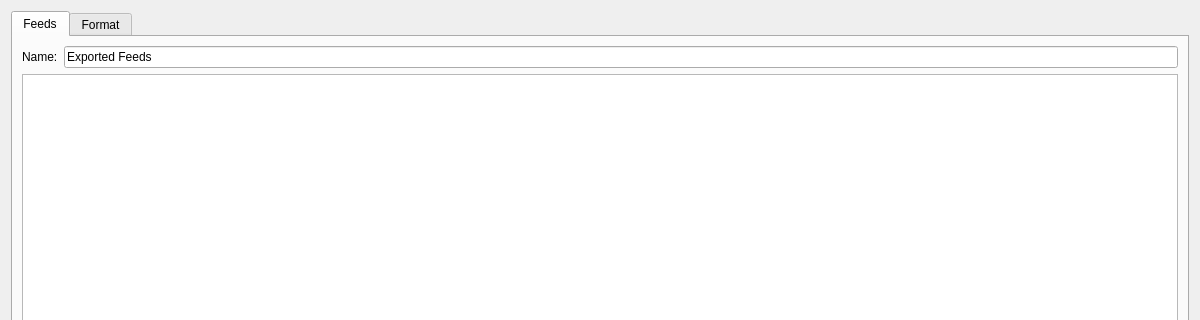
First picture: the form in src/plugins/aggregator/components/importexport/itemsexportdialog.ui, repository 0xd34df00d/leechcraft, before the edit; both pictures show x 0 to 1200 and y 0 to 320 of the 1200 by 700 pixel window.
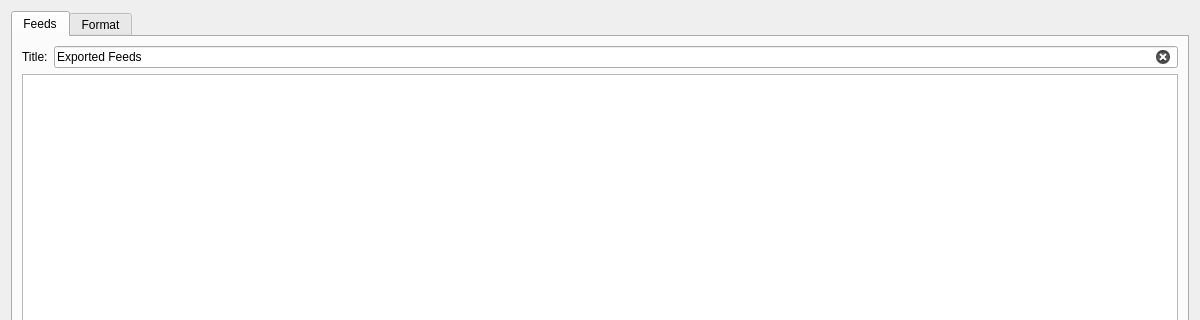
Second picture: the form after the edit. Icons and pictures are not drawn.

Commit message: [Aggregator] Somewhat unify feeds and items export dialogs

Patch:
```diff
--- a/src/plugins/aggregator/components/importexport/itemsexportdialog.ui
+++ b/src/plugins/aggregator/components/importexport/itemsexportdialog.ui
@@ -29,7 +29,7 @@
          <item>
           <widget class="QLabel" name="label">
            <property name="text">
-            <string>Name:</string>
+            <string>Title:</string>
            </property>
           </widget>
          </item>
@@ -38,6 +38,9 @@
            <property name="text">
             <string>Exported Feeds</string>
            </property>
+           <property name="clearButtonEnabled">
+            <bool>true</bool>
+           </property>
           </widget>
          </item>
         </layout>
```
Left out of the diff: 3 changed lines with no effect on the pictures.
